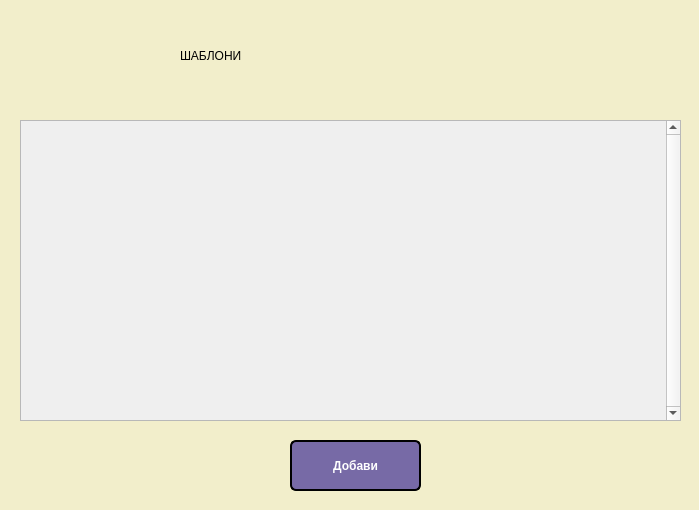
TanyaSeykova/Hackaton_2022, file Readalot/templates.ui: the form before one commit.
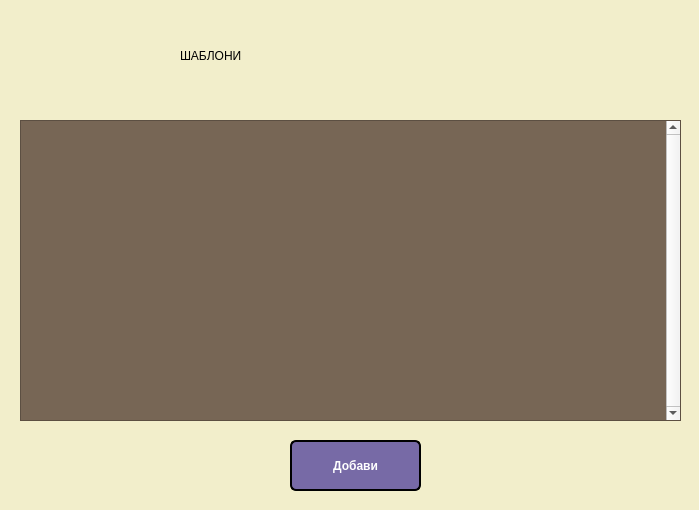
The form after the commit.

Patch:
```diff
--- a/Readalot/templates.ui
+++ b/Readalot/templates.ui
@@ -101,6 +101,9 @@
      <height>300</height>
     </size>
    </property>
+   <property name="styleSheet">
+    <string notr="true">background: #776655;</string>
+   </property>
    <property name="verticalScrollBarPolicy">
     <enum>Qt::ScrollBarAlwaysOn</enum>
    </property>
```
Left out of the diff: 5 changed lines with no effect on the pictures.
